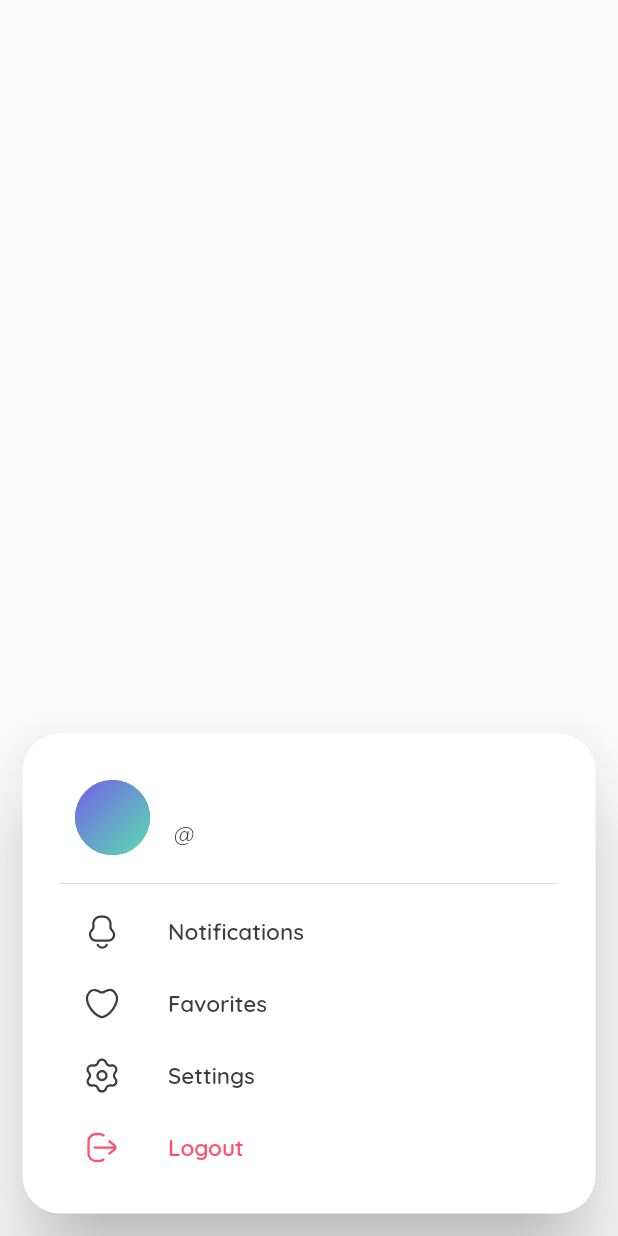
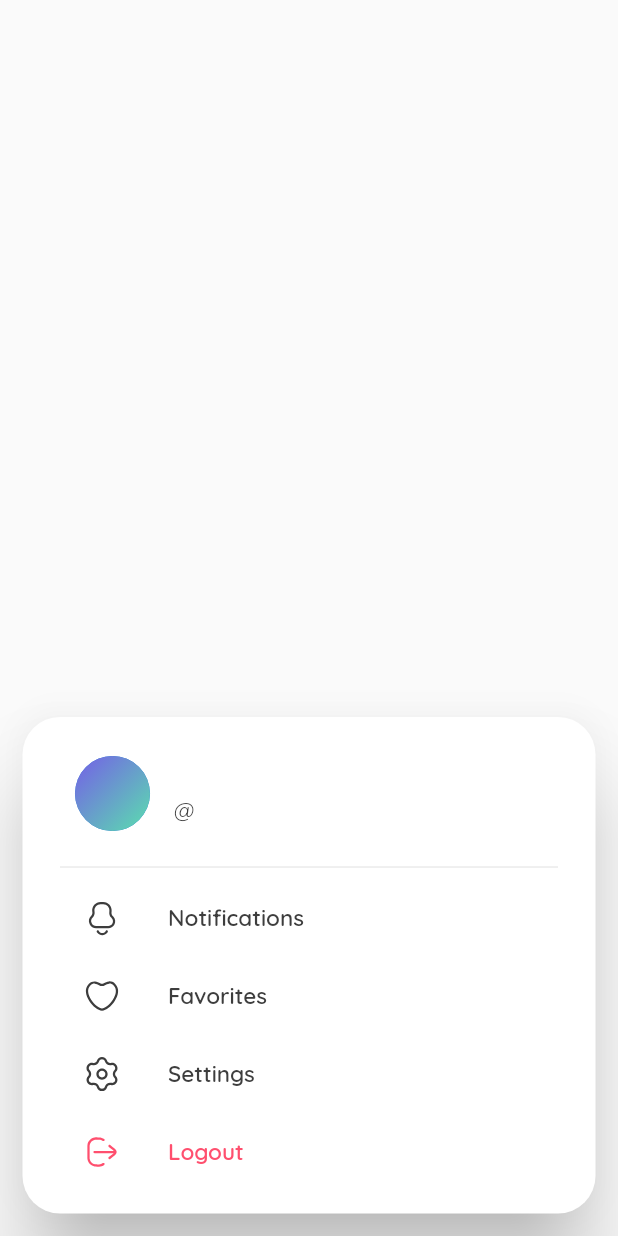
Before and after one commit to Willy-Wi/swellsocial, a Flutter app: the CustomDialog widget shown alone on an empty page, opened directly, on a phone screen of 412 x 824 dp. Run offline on Flutter 3.47's test engine with Material 2 defaults, Android fonts, the phone set to English and light mode, and no system bars; our stand-ins replace cloud_firestore, firebase_auth, firebase_core, flutter_svg, google_fonts, shared_preferences; accounts and stored records are empty.

Commit message:
Minor changes to the ui

```diff
--- a/lib/posts/widgets/custom_dialog.dart
+++ b/lib/posts/widgets/custom_dialog.dart
@@ -23,7 +23,7 @@ class CustomDialog extends StatelessWidget {
       ),
       insetPadding: const EdgeInsets.all(15),
       child: Padding(
-        padding: const EdgeInsets.symmetric(horizontal: 25.0, vertical: 20.0),
+        padding: const EdgeInsets.symmetric(horizontal: 25.0, vertical: 15.0),
         child: Column(
           mainAxisSize: MainAxisSize.min,
           children: <Widget>[
@@ -77,6 +77,7 @@ class CustomDialog extends StatelessWidget {
                 Navigator.pushNamed(context, '/profile');
               },
             ),
+            const SizedBox(height: 5),
             const Divider(),
             DialogListTile(
                 icon: 'notification',
@@ -127,7 +128,7 @@ class DialogListTile extends StatelessWidget {
     ThemeProvider themeProvider = Provider.of<ThemeProvider>(context);
 
     return ListTile(
-        visualDensity: const VisualDensity(vertical: -2.0),
+        visualDensity: const VisualDensity(vertical: -1),
         leading: SvgPicture.asset('assets/icons/$icon.svg',
             width: 24,
             color: redText
```
